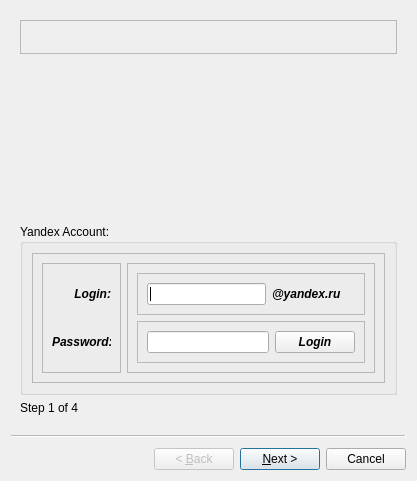
Old version of the form qt/wizard.ui in the repository avsokol/yandish-code.
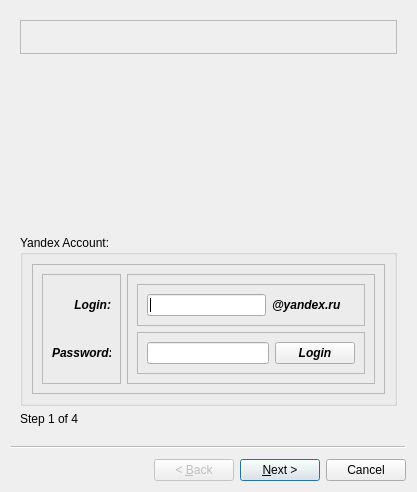
New version of the form. Icons and pictures are not drawn.

Commit message:
continue work on wizard
	new file:   qt/runWiz.py
	new file:   qt/wizard.py
	modified:   qt/wizard.ui

Patch:
```diff
--- a/qt/wizard.ui
+++ b/qt/wizard.ui
@@ -7,9 +7,27 @@
     <x>0</x>
     <y>0</y>
     <width>417</width>
-    <height>481</height>
+    <height>492</height>
    </rect>
   </property>
+  <property name="sizePolicy">
+   <sizepolicy hsizetype="Fixed" vsizetype="Fixed">
+    <horstretch>0</horstretch>
+    <verstretch>0</verstretch>
+   </sizepolicy>
+  </property>
+  <property name="minimumSize">
+   <size>
+    <width>417</width>
+    <height>492</height>
+   </size>
+  </property>
+  <property name="maximumSize">
+   <size>
+    <width>417</width>
+    <height>492</height>
+   </size>
+  </property>
   <property name="windowTitle">
    <string>Yandex Disk Service Helper Setup</string>
   </property>
```
Left out of the diff: 17 changed lines with no effect on the pictures. The commit also changes 3 other files.
